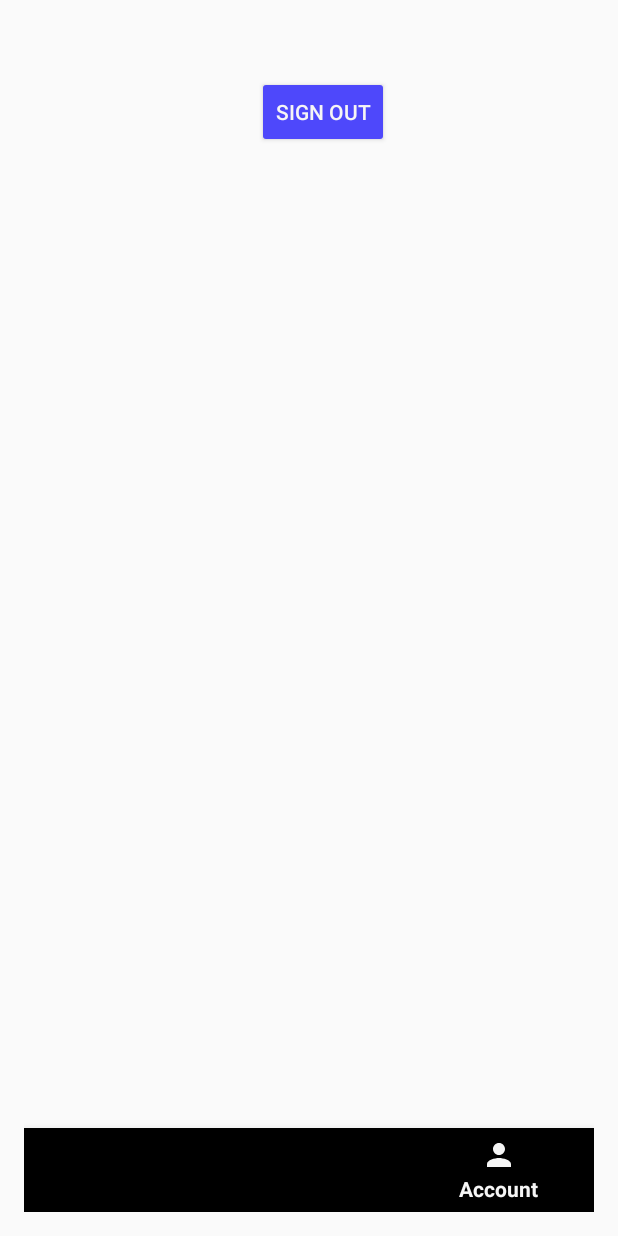
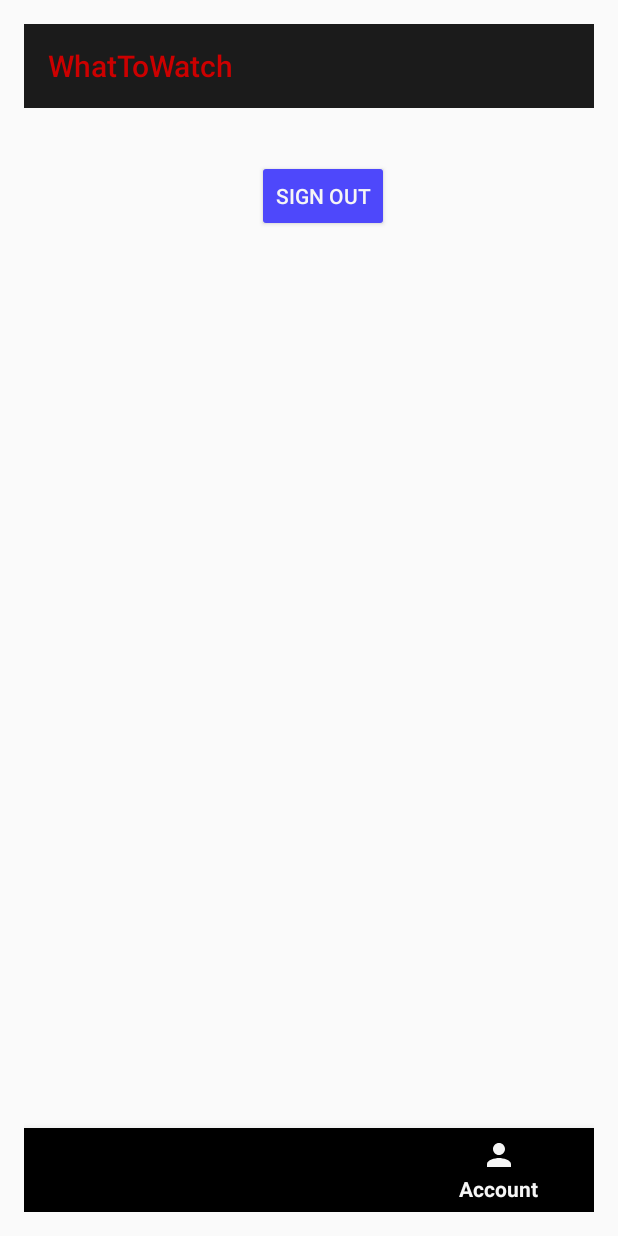
Before and after one commit to Manny810/WhatToWatch, an Android app: the MainActivity screen opened directly, with no data from a screen before it, item 3 of the bottom bar chosen, on a phone screen of 412 x 824 dp. Run offline under Robolectric (Android 15) with nearby library versions, the phone set to English and light mode, and no system bars; libraries missing offline, so code that uses them is left out: com.parse, it.xabaras.android, org.parceler; pictures from the network do not load; 10 statements that could not run were skipped.

Commit message:
toolbar now set up without bottomNavigationMenu

```diff
--- a/app/build.gradle
+++ b/app/build.gradle
@@ -49,4 +49,6 @@ dependencies {
 
     implementation 'it.xabaras.android:recyclerview-swipedecorator:1.2.3'
 
+    implementation 'androidx.appcompat:appcompat:1.0.0'
+
 }
--- a/app/src/main/java/com/example/whattowatch/MainActivity.java
+++ b/app/src/main/java/com/example/whattowatch/MainActivity.java
@@ -8,6 +8,7 @@ import androidx.fragment.app.FragmentManager;
 import androidx.fragment.app.ListFragment;
 
 import android.os.Bundle;
+import android.util.Log;
 import android.view.Menu;
 import android.view.MenuInflater;
 import android.view.MenuItem;
@@ -56,14 +57,15 @@ public class MainActivity extends AppCompatActivity {
         // Set default selection
         bottomNavigationView.setSelectedItemId(R.id.action_lists);
 
-        Toolbar myToolbar = (Toolbar) findViewById(R.id.my_toolbar);
-        setSupportActionBar(myToolbar);
+        Toolbar toolbar = (Toolbar) findViewById(R.id.toolbar);
+        setSupportActionBar(toolbar);
     }
 
-    @Override
-    public boolean onCreateOptionsMenu(Menu menu) {
-        MenuInflater inflater = getMenuInflater();
-        inflater.inflate(R.menu.menu_bottom_navigation, menu);
-        return true;
-    }
+//    @Override
+//    public boolean onCreateOptionsMenu(Menu menu) {
+//        Log.d(TAG, "menu: "+ menu.toString());
+//        MenuInflater inflater = getMenuInflater();
+//        inflater.inflate(R.menu.menu_bottom_navigation, menu);
+//        return true;
+//    }
 }
--- a/app/src/main/res/layout/activity_main.xml
+++ b/app/src/main/res/layout/activity_main.xml
@@ -1,7 +1,5 @@
 <?xml version="1.0" encoding="utf-8"?>
-
-
-<RelativeLayout
+<LinearLayout
     xmlns:android="http://schemas.android.com/apk/res/android"
     xmlns:app="http://schemas.android.com/apk/res-auto"
     xmlns:tools="http://schemas.android.com/tools"
@@ -11,6 +9,19 @@
     android:layout_margin="16dp"
     tools:context=".MainActivity">
 
+    <androidx.appcompat.widget.Toolbar
+        android:id="@+id/toolbar"
+        android:minHeight="?attr/actionBarSize"
+        android:layout_width="match_parent"
+        android:layout_height="wrap_content"
+        app:titleTextColor="@android:color/holo_red_dark"
+        android:background="#1b1b1b">
+    </androidx.appcompat.widget.Toolbar>
+
+    <!-- Layout for content is here. This can be a RelativeLayout  -->
+    <RelativeLayout
+        android:layout_width="match_parent"
+        android:layout_height="match_parent">
         <FrameLayout
             android:id="@+id/flContainer"
             android:layout_width="match_parent"
@@ -26,3 +37,5 @@
             app:menu="@menu/menu_bottom_navigation" />
 
     </RelativeLayout>
+
+</LinearLayout>
```
Also changed, not shown: app/src/main/res/menu/toolbar.xml (line endings or trailing spaces). Lines whose indentation alone changed are shown as unchanged.
